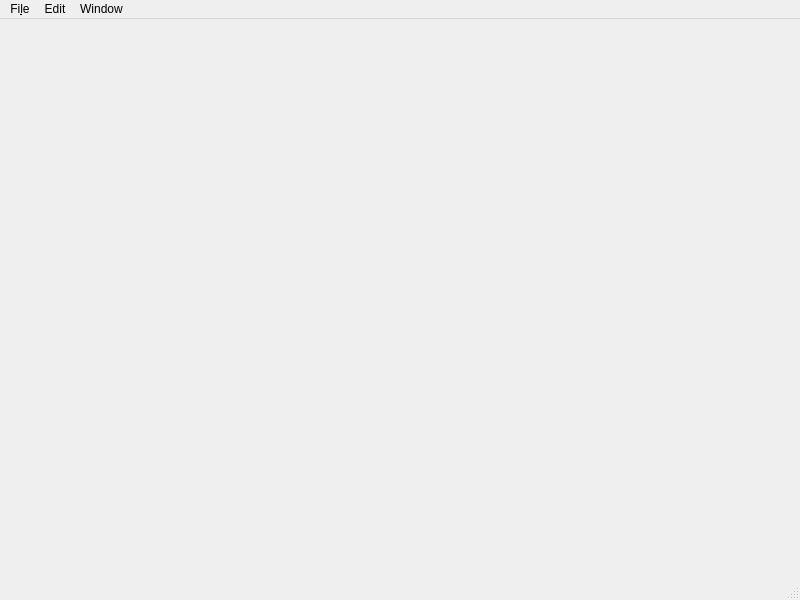
Qt form libraries/qxrdlib/qxrdcalculatorwindow.ui (guyjennings/qxrd) before a commit.
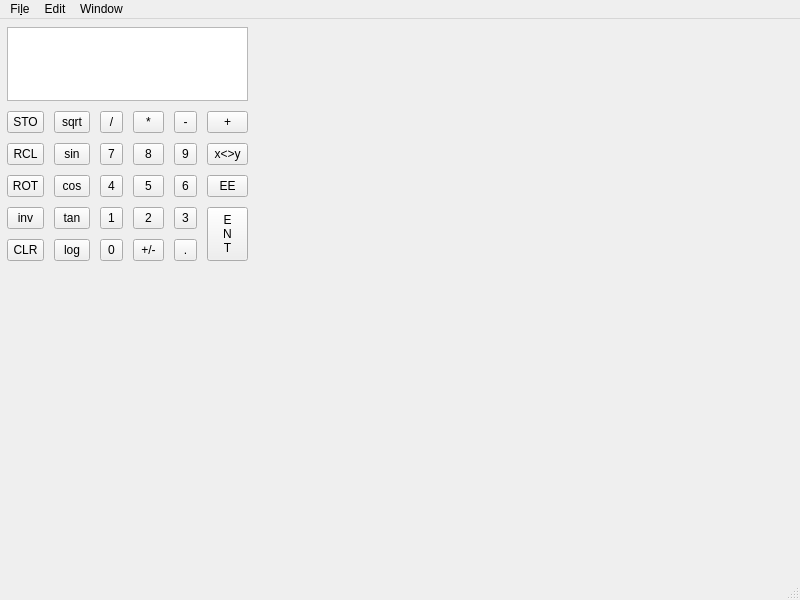
The same form after that commit.

```diff
--- a/libraries/qxrdlib/qxrdcalculatorwindow.ui
+++ b/libraries/qxrdlib/qxrdcalculatorwindow.ui
@@ -13,7 +13,571 @@
   <property name="windowTitle">
    <string>MainWindow</string>
   </property>
-  <widget class="QWidget" name="centralwidget"/>
+  <widget class="QWidget" name="centralwidget">
+   <widget class="QToolButton" name="toolButton_24">
+    <property name="geometry">
+     <rect>
+      <x>100</x>
+      <y>92</y>
+      <width>23</width>
+      <height>22</height>
+     </rect>
+    </property>
+    <property name="sizePolicy">
+     <sizepolicy hsizetype="Preferred" vsizetype="Preferred">
+      <horstretch>0</horstretch>
+      <verstretch>0</verstretch>
+     </sizepolicy>
+    </property>
+    <property name="text">
+     <string>/</string>
+    </property>
+   </widget>
+   <widget class="QToolButton" name="toolButton_11">
+    <property name="geometry">
+     <rect>
+      <x>174</x>
+      <y>124</y>
+      <width>23</width>
+      <height>22</height>
+     </rect>
+    </property>
+    <property name="sizePolicy">
+     <sizepolicy hsizetype="Preferred" vsizetype="Preferred">
+      <horstretch>0</horstretch>
+      <verstretch>0</verstretch>
+     </sizepolicy>
+    </property>
+    <property name="text">
+     <string>9</string>
+    </property>
+   </widget>
+   <widget class="QToolButton" name="toolButton_23">
+    <property name="geometry">
+     <rect>
+      <x>207</x>
+      <y>124</y>
+      <width>41</width>
+      <height>22</height>
+     </rect>
+    </property>
+    <property name="sizePolicy">
+     <sizepolicy hsizetype="Preferred" vsizetype="Preferred">
+      <horstretch>0</horstretch>
+      <verstretch>0</verstretch>
+     </sizepolicy>
+    </property>
+    <property name="text">
+     <string>x&lt;&gt;y</string>
+    </property>
+   </widget>
+   <widget class="QToolButton" name="toolButton_10">
+    <property name="geometry">
+     <rect>
+      <x>133</x>
+      <y>124</y>
+      <width>31</width>
+      <height>22</height>
+     </rect>
+    </property>
+    <property name="sizePolicy">
+     <sizepolicy hsizetype="Preferred" vsizetype="Preferred">
+      <horstretch>0</horstretch>
+      <verstretch>0</verstretch>
+     </sizepolicy>
+    </property>
+    <property name="text">
+     <string>8</string>
+    </property>
+   </widget>
+   <widget class="QToolButton" name="toolButton_21">
+    <property name="geometry">
+     <rect>
+      <x>133</x>
+      <y>220</y>
+      <width>31</width>
+      <height>22</height>
+     </rect>
+    </property>
+    <property name="sizePolicy">
+     <sizepolicy hsizetype="Preferred" vsizetype="Preferred">
+      <horstretch>0</horstretch>
+      <verstretch>0</verstretch>
+     </sizepolicy>
+    </property>
+    <property name="text">
+     <string>+/-</string>
+    </property>
+   </widget>
+   <widget class="QToolButton" name="toolButton_9">
+    <property name="geometry">
+     <rect>
+      <x>100</x>
+      <y>124</y>
+      <width>23</width>
+      <height>22</height>
+     </rect>
+    </property>
+    <property name="sizePolicy">
+     <sizepolicy hsizetype="Preferred" vsizetype="Preferred">
+      <horstretch>0</horstretch>
+      <verstretch>0</verstretch>
+     </sizepolicy>
+    </property>
+    <property name="text">
+     <string>7</string>
+    </property>
+   </widget>
+   <widget class="QToolButton" name="toolButton_14">
+    <property name="geometry">
+     <rect>
+      <x>174</x>
+      <y>156</y>
+      <width>23</width>
+      <height>22</height>
+     </rect>
+    </property>
+    <property name="sizePolicy">
+     <sizepolicy hsizetype="Preferred" vsizetype="Preferred">
+      <horstretch>0</horstretch>
+      <verstretch>0</verstretch>
+     </sizepolicy>
+    </property>
+    <property name="text">
+     <string>6</string>
+    </property>
+   </widget>
+   <widget class="QToolButton" name="toolButton_31">
+    <property name="geometry">
+     <rect>
+      <x>7</x>
+      <y>124</y>
+      <width>37</width>
+      <height>22</height>
+     </rect>
+    </property>
+    <property name="sizePolicy">
+     <sizepolicy hsizetype="Preferred" vsizetype="Preferred">
+      <horstretch>0</horstretch>
+      <verstretch>0</verstretch>
+     </sizepolicy>
+    </property>
+    <property name="text">
+     <string>RCL</string>
+    </property>
+   </widget>
+   <widget class="QToolButton" name="toolButton_26">
+    <property name="geometry">
+     <rect>
+      <x>174</x>
+      <y>92</y>
+      <width>23</width>
+      <height>22</height>
+     </rect>
+    </property>
+    <property name="sizePolicy">
+     <sizepolicy hsizetype="Preferred" vsizetype="Preferred">
+      <horstretch>0</horstretch>
+      <verstretch>0</verstretch>
+     </sizepolicy>
+    </property>
+    <property name="text">
+     <string>-</string>
+    </property>
+   </widget>
+   <widget class="QToolButton" name="toolButton_28">
+    <property name="geometry">
+     <rect>
+      <x>54</x>
+      <y>92</y>
+      <width>36</width>
+      <height>22</height>
+     </rect>
+    </property>
+    <property name="sizePolicy">
+     <sizepolicy hsizetype="Preferred" vsizetype="Preferred">
+      <horstretch>0</horstretch>
+      <verstretch>0</verstretch>
+     </sizepolicy>
+    </property>
+    <property name="text">
+     <string>sqrt</string>
+    </property>
+   </widget>
+   <widget class="QToolButton" name="toolButton_15">
+    <property name="geometry">
+     <rect>
+      <x>100</x>
+      <y>188</y>
+      <width>23</width>
+      <height>22</height>
+     </rect>
+    </property>
+    <property name="sizePolicy">
+     <sizepolicy hsizetype="Preferred" vsizetype="Preferred">
+      <horstretch>0</horstretch>
+      <verstretch>0</verstretch>
+     </sizepolicy>
+    </property>
+    <property name="text">
+     <string>1</string>
+    </property>
+   </widget>
+   <widget class="QToolButton" name="toolButton_36">
+    <property name="geometry">
+     <rect>
+      <x>7</x>
+      <y>220</y>
+      <width>37</width>
+      <height>22</height>
+     </rect>
+    </property>
+    <property name="sizePolicy">
+     <sizepolicy hsizetype="Preferred" vsizetype="Preferred">
+      <horstretch>0</horstretch>
+      <verstretch>0</verstretch>
+     </sizepolicy>
+    </property>
+    <property name="text">
+     <string>CLR</string>
+    </property>
+   </widget>
+   <widget class="QToolButton" name="toolButton_12">
+    <property name="geometry">
+     <rect>
+      <x>100</x>
+      <y>156</y>
+      <width>23</width>
+      <height>22</height>
+     </rect>
+    </property>
+    <property name="sizePolicy">
+     <sizepolicy hsizetype="Preferred" vsizetype="Preferred">
+      <horstretch>0</horstretch>
+      <verstretch>0</verstretch>
+     </sizepolicy>
+    </property>
+    <property name="text">
+     <string>4</string>
+    </property>
+   </widget>
+   <widget class="QToolButton" name="toolButton_27">
+    <property name="geometry">
+     <rect>
+      <x>207</x>
+      <y>92</y>
+      <width>41</width>
+      <height>22</height>
+     </rect>
+    </property>
+    <property name="sizePolicy">
+     <sizepolicy hsizetype="Preferred" vsizetype="Preferred">
+      <horstretch>0</horstretch>
+      <verstretch>0</verstretch>
+     </sizepolicy>
+    </property>
+    <property name="text">
+     <string>+</string>
+    </property>
+   </widget>
+   <widget class="QToolButton" name="toolButton_35">
+    <property name="geometry">
+     <rect>
+      <x>7</x>
+      <y>188</y>
+      <width>37</width>
+      <height>22</height>
+     </rect>
+    </property>
+    <property name="sizePolicy">
+     <sizepolicy hsizetype="Preferred" vsizetype="Preferred">
+      <horstretch>0</horstretch>
+      <verstretch>0</verstretch>
+     </sizepolicy>
+    </property>
+    <property name="text">
+     <string>inv</string>
+    </property>
+   </widget>
+   <widget class="QToolButton" name="toolButton_32">
+    <property name="geometry">
+     <rect>
+      <x>54</x>
+      <y>156</y>
+      <width>36</width>
+      <height>22</height>
+     </rect>
+    </property>
+    <property name="sizePolicy">
+     <sizepolicy hsizetype="Preferred" vsizetype="Preferred">
+      <horstretch>0</horstretch>
+      <verstretch>0</verstretch>
+     </sizepolicy>
+    </property>
+    <property name="text">
+     <string>cos</string>
+    </property>
+   </widget>
+   <widget class="QToolButton" name="toolButton_37">
+    <property name="geometry">
+     <rect>
+      <x>54</x>
+      <y>220</y>
+      <width>36</width>
+      <height>22</height>
+     </rect>
+    </property>
+    <property name="sizePolicy">
+     <sizepolicy hsizetype="Preferred" vsizetype="Preferred">
+      <horstretch>0</horstretch>
+      <verstretch>0</verstretch>
+     </sizepolicy>
+    </property>
+    <property name="text">
+     <string>log</string>
+    </property>
+   </widget>
+   <widget class="QToolButton" name="toolButton_33">
+    <property name="geometry">
+     <rect>
+      <x>7</x>
+      <y>156</y>
+      <width>37</width>
+      <height>22</height>
+     </rect>
+    </property>
+    <property name="sizePolicy">
+     <sizepolicy hsizetype="Preferred" vsizetype="Preferred">
+      <horstretch>0</horstretch>
+      <verstretch>0</verstretch>
+     </sizepolicy>
+    </property>
+    <property name="text">
+     <string>ROT</string>
+    </property>
+   </widget>
+   <widget class="QToolButton" name="toolButton_13">
+    <property name="geometry">
+     <rect>
+      <x>133</x>
+      <y>156</y>
+      <width>31</width>
+      <height>22</height>
+     </rect>
+    </property>
+    <property name="sizePolicy">
+     <sizepolicy hsizetype="Preferred" vsizetype="Preferred">
+      <horstretch>0</horstretch>
+      <verstretch>0</verstretch>
+     </sizepolicy>
+    </property>
+    <property name="text">
+     <string>5</string>
+    </property>
+   </widget>
+   <widget class="QListView" name="m_StackDisplay">
+    <property name="geometry">
+     <rect>
+      <x>7</x>
+      <y>8</y>
+      <width>241</width>
+      <height>74</height>
+     </rect>
+    </property>
+   </widget>
+   <widget class="QToolButton" name="toolButton_30">
+    <property name="geometry">
+     <rect>
+      <x>54</x>
+      <y>124</y>
+      <width>36</width>
+      <height>22</height>
+     </rect>
+    </property>
+    <property name="sizePolicy">
+     <sizepolicy hsizetype="Preferred" vsizetype="Preferred">
+      <horstretch>0</horstretch>
+      <verstretch>0</verstretch>
+     </sizepolicy>
+    </property>
+    <property name="text">
+     <string>sin</string>
+    </property>
+   </widget>
+   <widget class="QToolButton" name="toolButton_25">
+    <property name="geometry">
+     <rect>
+      <x>133</x>
+      <y>92</y>
+      <width>31</width>
+      <height>22</height>
+     </rect>
+    </property>
+    <property name="sizePolicy">
+     <sizepolicy hsizetype="Preferred" vsizetype="Preferred">
+      <horstretch>0</horstretch>
+      <verstretch>0</verstretch>
+     </sizepolicy>
+    </property>
+    <property name="text">
+     <string>*</string>
+    </property>
+   </widget>
+   <widget class="QToolButton" name="toolButton_22">
+    <property name="geometry">
+     <rect>
+      <x>207</x>
+      <y>156</y>
+      <width>41</width>
+      <height>22</height>
+     </rect>
+    </property>
+    <property name="sizePolicy">
+     <sizepolicy hsizetype="Preferred" vsizetype="Preferred">
+      <horstretch>0</horstretch>
+      <verstretch>0</verstretch>
+     </sizepolicy>
+    </property>
+    <property name="text">
+     <string>EE</string>
+    </property>
+   </widget>
+   <widget class="QToolButton" name="toolButton_16">
+    <property name="geometry">
+     <rect>
+      <x>133</x>
+      <y>188</y>
+      <width>31</width>
+      <height>22</height>
+     </rect>
+    </property>
+    <property name="sizePolicy">
+     <sizepolicy hsizetype="Preferred" vsizetype="Preferred">
+      <horstretch>0</horstretch>
+      <verstretch>0</verstretch>
+     </sizepolicy>
+    </property>
+    <property name="text">
+     <string>2</string>
+    </property>
+   </widget>
+   <widget class="QToolButton" name="toolButton_18">
+    <property name="geometry">
+     <rect>
+      <x>174</x>
+      <y>220</y>
+      <width>23</width>
+      <height>22</height>
+     </rect>
+    </property>
+    <property name="sizePolicy">
+     <sizepolicy hsizetype="Preferred" vsizetype="Preferred">
+      <horstretch>0</horstretch>
+      <verstretch>0</verstretch>
+     </sizepolicy>
+    </property>
+    <property name="text">
+     <string>.</string>
+    </property>
+   </widget>
+   <widget class="QToolButton" name="toolButton_29">
+    <property name="geometry">
+     <rect>
+      <x>7</x>
+      <y>92</y>
+      <width>37</width>
+      <height>22</height>
+     </rect>
+    </property>
+    <property name="sizePolicy">
+     <sizepolicy hsizetype="Preferred" vsizetype="Preferred">
+      <horstretch>0</horstretch>
+      <verstretch>0</verstretch>
+     </sizepolicy>
+    </property>
+    <property name="text">
+     <string>STO</string>
+    </property>
+   </widget>
+   <widget class="QToolButton" name="toolButton_34">
+    <property name="geometry">
+     <rect>
+      <x>54</x>
+      <y>188</y>
+      <width>36</width>
+      <height>22</height>
+     </rect>
+    </property>
+    <property name="sizePolicy">
+     <sizepolicy hsizetype="Preferred" vsizetype="Preferred">
+      <horstretch>0</horstretch>
+      <verstretch>0</verstretch>
+     </sizepolicy>
+    </property>
+    <property name="text">
+     <string>tan</string>
+    </property>
+   </widget>
+   <widget class="QToolButton" name="toolButton_17">
+    <property name="geometry">
+     <rect>
+      <x>174</x>
+      <y>188</y>
+      <width>23</width>
+      <height>22</height>
+     </rect>
+    </property>
+    <property name="sizePolicy">
+     <sizepolicy hsizetype="Preferred" vsizetype="Preferred">
+      <horstretch>0</horstretch>
+      <verstretch>0</verstretch>
+     </sizepolicy>
+    </property>
+    <property name="text">
+     <string>3</string>
+    </property>
+   </widget>
+   <widget class="QToolButton" name="toolButton_20">
+    <property name="geometry">
+     <rect>
+      <x>207</x>
+      <y>188</y>
+      <width>41</width>
+      <height>54</height>
+     </rect>
+    </property>
+    <property name="sizePolicy">
+     <sizepolicy hsizetype="Preferred" vsizetype="Preferred">
+      <horstretch>0</horstretch>
+      <verstretch>0</verstretch>
+     </sizepolicy>
+    </property>
+    <property name="text">
+     <string>E
+N
+T</string>
+    </property>
+   </widget>
+   <widget class="QToolButton" name="toolButton_19">
+    <property name="geometry">
+     <rect>
+      <x>100</x>
+      <y>220</y>
+      <width>23</width>
+      <height>22</height>
+     </rect>
+    </property>
+    <property name="sizePolicy">
+     <sizepolicy hsizetype="Preferred" vsizetype="Preferred">
+      <horstretch>0</horstretch>
+      <verstretch>0</verstretch>
+     </sizepolicy>
+    </property>
+    <property name="text">
+     <string>0</string>
+    </property>
+   </widget>
+  </widget>
   <widget class="QMenuBar" name="menubar">
    <property name="geometry">
     <rect>
```
